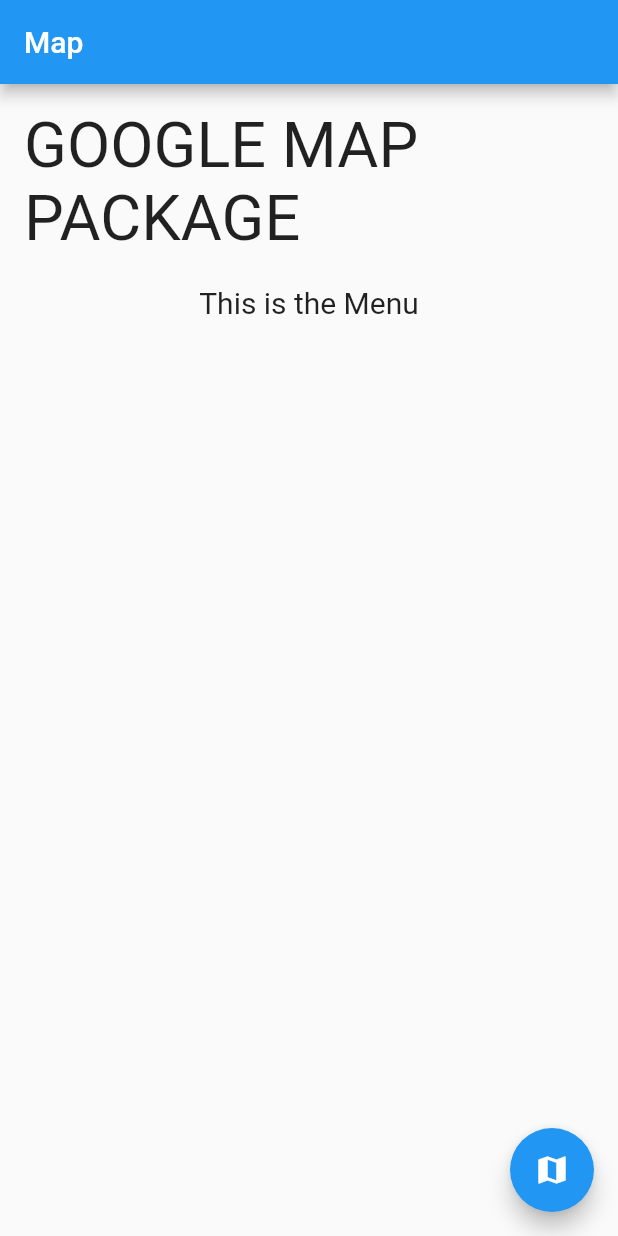
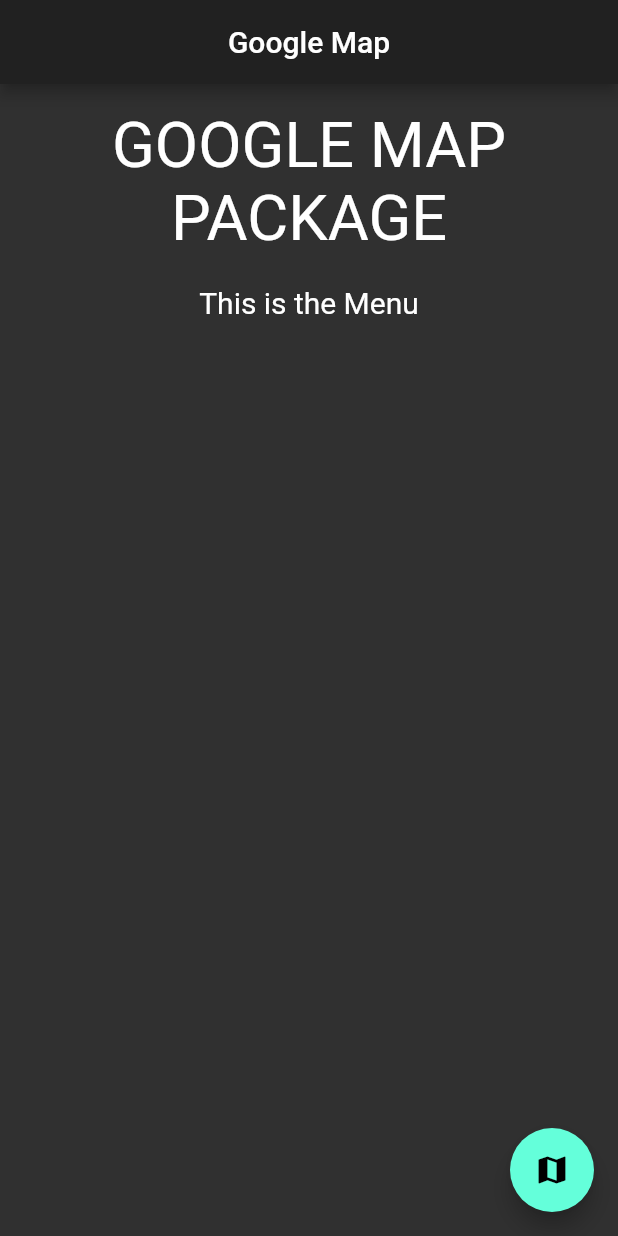
Before and after one commit to DaminduSandaruwan/GooglgeMapsFlutter, a Flutter app: the screen it shows after launch, on a phone screen of 412 x 824 dp. Run offline on Flutter 3.47's test engine with Material 2 defaults, Android fonts, the phone set to English and light mode, and no system bars; our stand-ins replace google_maps_flutter.

```diff
--- a/lib/main.dart
+++ b/lib/main.dart
@@ -11,9 +11,11 @@ class MyApp extends StatelessWidget {
   Widget build(BuildContext context) {
     return MaterialApp(
       title: 'Flutter Demo',
+      debugShowCheckedModeBanner: false,
       theme: ThemeData(
 
         primarySwatch: Colors.blue,
+        brightness: Brightness.dark,
 
         visualDensity: VisualDensity.adaptivePlatformDensity,
       ),
@@ -32,7 +34,8 @@ class _HomeState extends State<Home> {
   Widget build(BuildContext context) {
     return Scaffold(
       appBar: AppBar(
-        title: Text('Map'),
+        title: Text('Google Map'),
+        centerTitle: true,
       ),
       body: Container(
         padding: EdgeInsets.all(16),
@@ -44,6 +47,7 @@ class _HomeState extends State<Home> {
                 style: TextStyle(
                   fontSize: 42,
                 ),
+                textAlign: TextAlign.center,
               ),
               SizedBox(height: 20,),
               Text(
--- a/pubspec.yaml
+++ b/pubspec.yaml
@@ -23,7 +23,7 @@ environment:
 dependencies:
   flutter:
     sdk: flutter
-  google_maps_flutter: ^0.5.28+1
+  google_maps_flutter: ^0.5.24+1
 
 
 
```
Also changed, not shown: lib/gmap.dart (+6 -3 lines).
